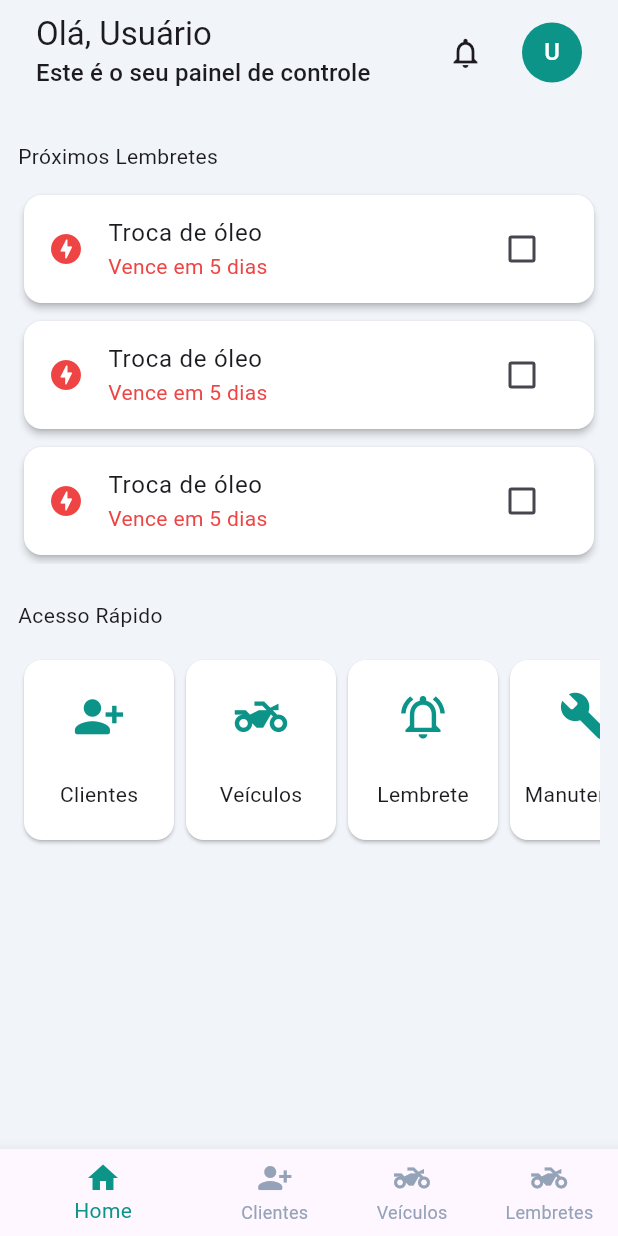
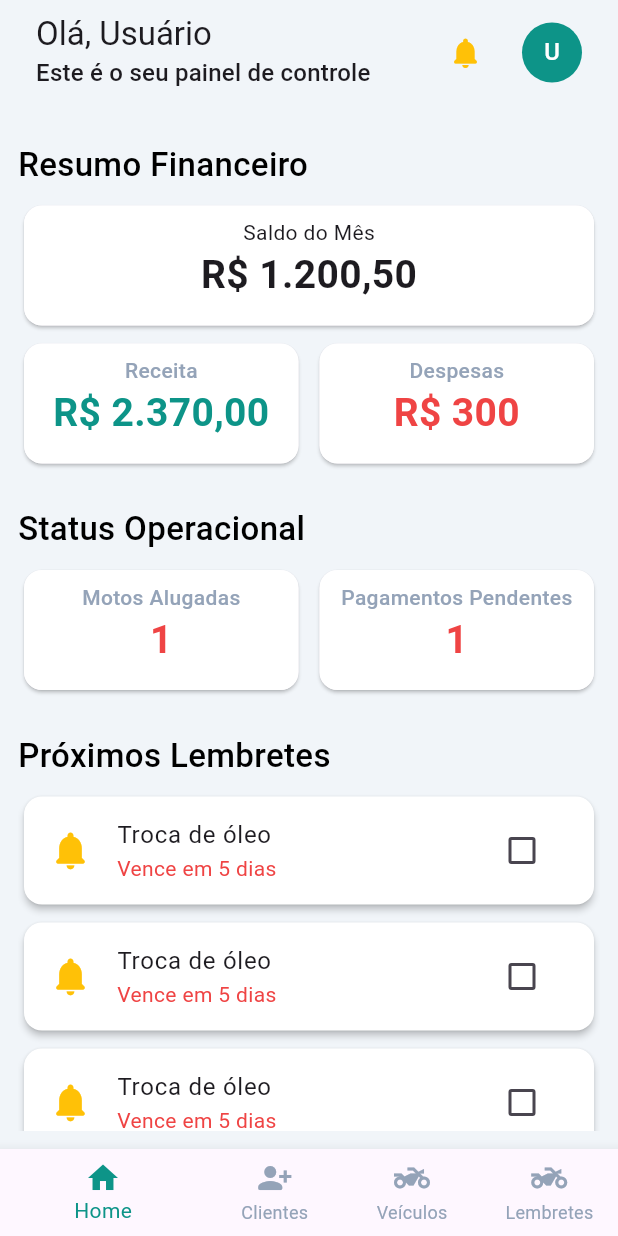
Before and after one commit to marceloboas10/motApp, a Flutter app: the screen it shows after launch, on a phone screen of 412 x 824 dp. Run offline on Flutter 3.47's test engine with Material 3 defaults, Android fonts, the phone set to English and light mode, and no system bars; our stand-ins replace cloud_firestore, firebase_auth, firebase_core, mask_text_input_formatter; accounts and stored records are empty.

Commit message:
home_financeiro

```diff
--- /dev/null
+++ b/lib/app/components/financial_summary_component.dart
@@ -0,0 +1,110 @@
+import 'package:flutter/material.dart';
+import 'package:motapp/app/theme/light/light_colors.dart';
+
+class FinancialSummaryComponent extends StatefulWidget {
+  const FinancialSummaryComponent({super.key});
+
+  @override
+  State<FinancialSummaryComponent> createState() =>
+      _FinancialSummaryComponentState();
+}
+
+class _FinancialSummaryComponentState extends State<FinancialSummaryComponent> {
+  @override
+  Widget build(BuildContext context) {
+    return Column(
+      children: [
+        Card(
+          child: Container(
+            height: 80,
+            width: double.infinity,
+            decoration: BoxDecoration(
+              color: Colors.white,
+              borderRadius: BorderRadius.circular(12),
+            ),
+            padding: EdgeInsets.all(8),
+            child: Column(
+              children: [
+                Text('Saldo do Mês'),
+                Text(
+                  'R\$ 1.200,50',
+                  style: TextStyle(fontSize: 26, fontWeight: FontWeight.w700),
+                ),
+              ],
+            ),
+          ),
+        ),
+        SizedBox(height: 4),
+        Row(
+          children: [
+            Expanded(
+              child: Card(
+                child: Container(
+                  height: 80,
+                  width: double.infinity,
+                  decoration: BoxDecoration(
+                    color: Colors.white,
+                    borderRadius: BorderRadius.circular(12),
+                  ),
+                  padding: EdgeInsets.all(8),
+                  child: Column(
+                    children: [
+                      Text(
+                        'Receita',
+                        style: TextStyle(
+                          color: LightColors.gray,
+                          fontWeight: FontWeight.w500,
+                        ),
+                      ),
+                      Text(
+                        'R\$ 2.370,00',
+                        style: TextStyle(
+                          color: LightColors.iconColorGreen,
+                          fontSize: 26,
+                          fontWeight: FontWeight.w700,
+                        ),
+                      ),
+                    ],
+                  ),
+                ),
+              ),
+            ),
+            SizedBox(width: 6),
+            Expanded(
+              child: Card(
+                child: Container(
+                  height: 80,
+                  width: double.infinity,
+                  decoration: BoxDecoration(
+                    color: Colors.white,
+                    borderRadius: BorderRadius.circular(12),
+                  ),
+                  padding: EdgeInsets.all(8),
+                  child: Column(
+                    children: [
+                      Text(
+                        'Despesas',
+                        style: TextStyle(
+                          color: LightColors.gray,
+                          fontWeight: FontWeight.w500,
+                        ),
+                      ),
+                      Text(
+                        'R\$ 300',
+                        style: TextStyle(
+                          color: LightColors.buttonRed,
+                          fontSize: 26,
+                          fontWeight: FontWeight.w700,
+                        ),
+                      ),
+                    ],
+                  ),
+                ),
+              ),
+            ),
+          ],
+        ),
+      ],
+    );
+  }
+}
--- a/lib/app/components/form_customer_component.dart
+++ b/lib/app/components/form_customer_component.dart
@@ -1,9 +1,6 @@
-import 'dart:convert';
-
 import 'package:cloud_firestore/cloud_firestore.dart';
 import 'package:flutter/material.dart';
 import 'package:flutter/services.dart';
-import 'package:http/http.dart' as http;
 import 'package:motapp/app/core/shared/utils/mask_form_formatter.dart';
 import 'package:motapp/app/services/cep_result_service.dart';
 import 'package:motapp/app/theme/light/light_colors.dart';
--- /dev/null
+++ b/lib/app/components/status_operational_component.dart
@@ -0,0 +1,79 @@
+import 'package:flutter/material.dart';
+import 'package:motapp/app/theme/light/light_colors.dart';
+
+class StatusOperationalComponent extends StatelessWidget {
+  const StatusOperationalComponent({super.key});
+
+  @override
+  Widget build(BuildContext context) {
+    return Row(
+      children: [
+        Expanded(
+          child: Card(
+            child: Container(
+              height: 80,
+              width: double.infinity,
+              decoration: BoxDecoration(
+                color: Colors.white,
+                borderRadius: BorderRadius.circular(12),
+              ),
+              padding: EdgeInsets.all(8),
+              child: Column(
+                children: [
+                  Text(
+                    'Motos Alugadas',
+                    style: TextStyle(
+                      color: LightColors.gray,
+                      fontWeight: FontWeight.w500,
+                    ),
+                  ),
+                  Text(
+                    '1',
+                    style: TextStyle(
+                      color: LightColors.buttonRed,
+                      fontSize: 26,
+                      fontWeight: FontWeight.w700,
+                    ),
+                  ),
+                ],
+              ),
+            ),
+          ),
+        ),
+        SizedBox(width: 6),
+        Expanded(
+          child: Card(
+            child: Container(
+              height: 80,
+              width: double.infinity,
+              decoration: BoxDecoration(
+                color: Colors.white,
+                borderRadius: BorderRadius.circular(12),
+              ),
+              padding: EdgeInsets.all(8),
+              child: Column(
+                children: [
+                  Text(
+                    'Pagamentos Pendentes',
+                    style: TextStyle(
+                      color: LightColors.gray,
+                      fontWeight: FontWeight.w500,
+                    ),
+                  ),
+                  Text(
+                    '1',
+                    style: TextStyle(
+                      color: LightColors.buttonRed,
+                      fontSize: 26,
+                      fontWeight: FontWeight.w700,
+                    ),
+                  ),
+                ],
+              ),
+            ),
+          ),
+        ),
+      ],
+    );
+  }
+}
--- a/lib/app/pages/menu_home_page.dart
+++ b/lib/app/pages/menu_home_page.dart
@@ -1,6 +1,7 @@
 import 'package:flutter/material.dart';
-import 'package:motapp/app/components/quick_access_component.dart';
+import 'package:motapp/app/components/financial_summary_component.dart';
 import 'package:motapp/app/components/reminder_home_component.dart';
+import 'package:motapp/app/components/status_operational_component.dart';
 import 'package:motapp/app/widgets/home_app_bar_widget.dart';
 
 class MenuHomePage extends StatelessWidget {
@@ -16,23 +17,56 @@ class MenuHomePage extends StatelessWidget {
         ),
         body: Padding(
           padding: const EdgeInsets.all(12.0),
+          child: SingleChildScrollView(
             child: Column(
               crossAxisAlignment: CrossAxisAlignment.start,
               children: [
                 Padding(
-                padding: const EdgeInsets.only(top: 12, bottom: 12.0),
-                child: Text('Próximos Lembretes'),
+                  padding: const EdgeInsets.only(top: 12, bottom: 8),
+                  child: Text(
+                    'Resumo Financeiro',
+                    style: TextStyle(
+                      color: Colors.black,
+                      fontSize: 22,
+                      fontWeight: FontWeight.w500,
+                    ),
+                  ),
+                ),
+                FinancialSummaryComponent(),
+                Padding(
+                  padding: const EdgeInsets.only(top: 24, bottom: 8),
+                  child: Text(
+                    'Status Operacional',
+                    style: TextStyle(
+                      color: Colors.black,
+                      fontSize: 22,
+                      fontWeight: FontWeight.w500,
+                    ),
+                  ),
+                ),
+                StatusOperationalComponent(),
+                Padding(
+                  padding: const EdgeInsets.only(top: 24, bottom: 8),
+                  child: Text(
+                    'Próximos Lembretes',
+                    style: TextStyle(
+                      color: Colors.black,
+                      fontSize: 22,
+                      fontWeight: FontWeight.w500,
+                    ),
+                  ),
                 ),
                 ReminderHomeComponent(),
-              Padding(
-                padding: const EdgeInsets.only(top: 24, bottom: 16),
-                child: Text('Acesso Rápido'),
+                // Padding(
+                //   padding: const EdgeInsets.only(top: 24, bottom: 16),
+                //   child: Text('Acesso Rápido'),
+                // ),
+                // SingleChildScrollView(
+                //   scrollDirection: Axis.horizontal,
+                //   child: QuickAccessComponent(),
+                // ),
+              ],
             ),
-              SingleChildScrollView(
-                scrollDirection: Axis.horizontal,
-                child: QuickAccessComponent(),
-              ),
-            ],
           ),
         ),
       ),
--- a/lib/app/widgets/home_app_bar_widget.dart
+++ b/lib/app/widgets/home_app_bar_widget.dart
@@ -30,7 +30,7 @@ class HomeAppBarWidget extends StatelessWidget implements PreferredSizeWidget {
               ],
             ),
             SizedBox(height: 12),
-            Icon(Icons.notifications_none),
+            Icon(Icons.notifications_rounded, color: Colors.amber),
             CircleAvatar(
               backgroundColor: LightColors.iconColorGreen,
               child: Text('U', style: TextStyle(color: Colors.white)),
--- a/lib/app/widgets/reminder_widget.dart
+++ b/lib/app/widgets/reminder_widget.dart
@@ -17,7 +17,11 @@ class _ReminderHomeState extends State<ReminderWidget> {
       elevation: 2,
       color: Colors.white,
       child: ListTile(
-        leading: Icon(Icons.offline_bolt_rounded, color: LightColors.buttonRed),
+        leading: Icon(
+          Icons.notifications_rounded,
+          color: Colors.amber,
+          size: 30,
+        ),
         title: Text('Troca de óleo'),
         subtitle: Text(
           'Vence em 5 dias',
```
Lines whose indentation alone changed are shown as unchanged.
